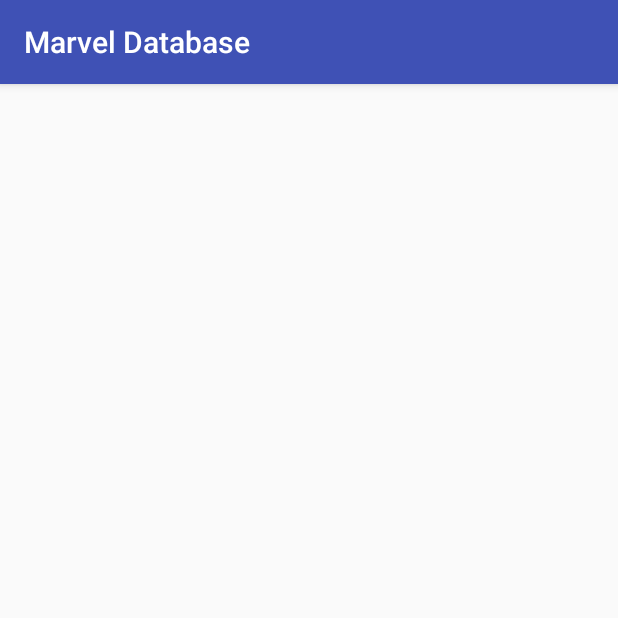
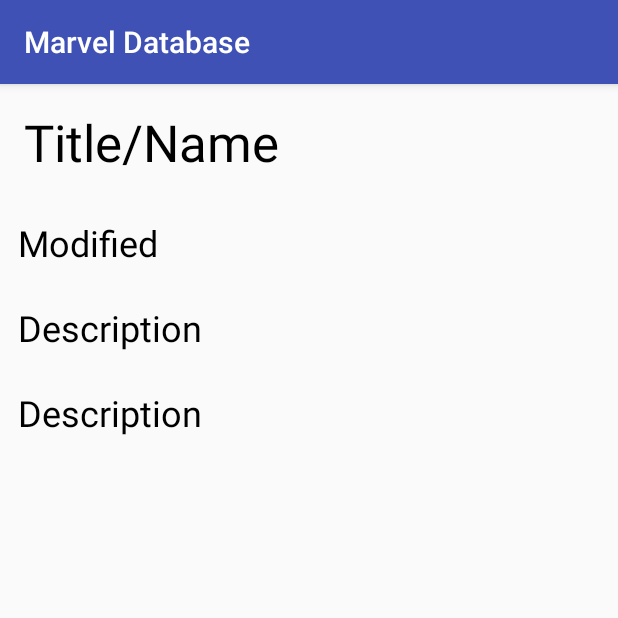
Before and after one commit to OSU-CS496-Sp2017/final-project-marvel-project, an Android app: the MarvelItemDetails screen opened directly, with no data from a screen before it, on a phone screen of 412 x 824 dp, the top half of it. Run offline under Robolectric (Android 15) with nearby library versions, the phone set to English and light mode, and no system bars; network calls fail; 2 statements that could not run were skipped.

Commit message:
update marvelItemDetails

```diff
--- a/MarvelDatabase/app/src/main/java/com/example/btanner/marveldatabase/utils.java
+++ b/MarvelDatabase/app/src/main/java/com/example/btanner/marveldatabase/utils.java
@@ -58,6 +58,8 @@ public class utils {
     }
 
     public static class MarvelItem implements Serializable {
+        public static final String EXTRA_MARVEL_ID = "marvel.id";
+        public static final String EXTRA_MARVEL_CATEGORY = "marvel.category";
         public JSONObject next;
         public JSONObject previous;
         public Date start;
@@ -79,15 +81,15 @@ public class utils {
         public String rating;
         public JSONObject comics;
         public JSONObject series;
-        public String wikiURL;
-        public String comiclinkURL;
+        public String wikiURL = "";
+        public String comiclinkURL = "";
         public int id;
         public String name;
         public int digitalId;
         public String title;
         public double issueNumber;
         public String variantDescription;
-        public String description;
+        public String description = "";
         public Date modified;
         public String isbn;
         public String upc;
@@ -98,7 +100,7 @@ public class utils {
         public int pageCount;
         public JSONArray textObjects;
         public String resourceURI;
-        public String detailURL;
+        public String detailURL = "";
         public String seriesURI;
         public String seriesName;
         public JSONArray variants;
--- a/MarvelDatabase/app/src/main/res/layout/activity_marvel_item_details.xml
+++ b/MarvelDatabase/app/src/main/res/layout/activity_marvel_item_details.xml
@@ -1,9 +1,49 @@
 <?xml version="1.0" encoding="utf-8"?>
-<android.support.constraint.ConstraintLayout xmlns:android="http://schemas.android.com/apk/res/android"
+<LinearLayout
+    xmlns:android="http://schemas.android.com/apk/res/android"
     xmlns:app="http://schemas.android.com/apk/res-auto"
     xmlns:tools="http://schemas.android.com/tools"
     android:layout_width="match_parent"
     android:layout_height="match_parent"
+    android:orientation="vertical"
     tools:context="com.example.btanner.marveldatabase.MarvelItemDetails">
 
-</android.support.constraint.ConstraintLayout>
+    <TextView
+        android:id="@+id/tv_title"
+        android:layout_width="wrap_content"
+        android:layout_height="wrap_content"
+        android:textSize="34sp"
+        android:textColor="#000"
+        android:padding="16dp"
+        android:text="Title/Name" />
+
+    <TextView
+        android:id="@+id/tv_modified"
+        android:layout_width="wrap_content"
+        android:layout_height="wrap_content"
+        android:textSize="24sp"
+        android:textColor="#000"
+        android:padding="12dp"
+        android:text="Modified" />
+
+    <TextView
+        android:id="@+id/tv_description"
+        android:layout_width="wrap_content"
+        android:layout_height="wrap_content"
+        android:textSize="24sp"
+        android:textColor="#000"
+        android:padding="12dp"
+        android:text="Description" />
+
+    <TextView
+        android:id="@+id/tv_details"
+        android:layout_width="wrap_content"
+        android:layout_height="wrap_content"
+        android:textSize="24sp"
+        android:textColor="#000"
+        android:padding="12dp"
+        android:text="Description" />
+
+
+
+</LinearLayout>
```
Also changed, not shown: MarvelDatabase/app/src/main/java/com/example/btanner/marveldatabase/CategoryListResults.java (+8 -0 lines), MarvelDatabase/app/src/main/java/com/example/btanner/marveldatabase/MarvelItemDetails.java (+75 -10 lines), MarvelDatabase/app/src/main/java/com/example/btanner/marveldatabase/MarvelRVAdapter.java (+10 -11 lines).
